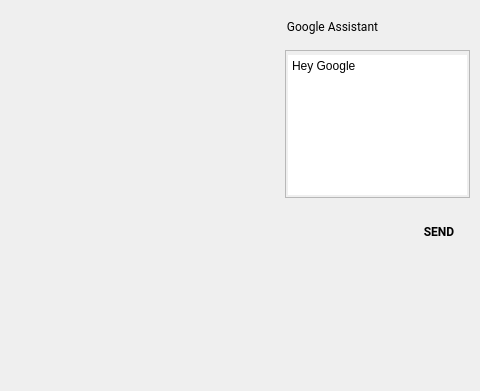
The window that android/android-emu/android/skin/qt/extended-pages/tv-remote-page.ui (aosp-mirror/platform_external_qemu) describes before a commit, drawn with Qt 5; both pictures show x 140 to 620 and y 0 to 391 of the 620 by 600 pixel window.
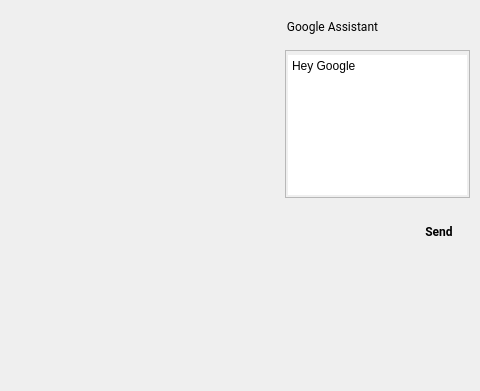
The same window after the commit. Icons and pictures are not drawn. Custom widgets are drawn as their Qt base class.

Patch:
```diff
--- a/android/android-emu/android/skin/qt/extended-pages/tv-remote-page.ui
+++ b/android/android-emu/android/skin/qt/extended-pages/tv-remote-page.ui
@@ -479,7 +479,7 @@
     </font>
     </property>
     <property name="text">
-    <string>SEND</string>
+    <string>Send</string>
     </property>
     <property name="flat">
     <bool>true</bool>
```
